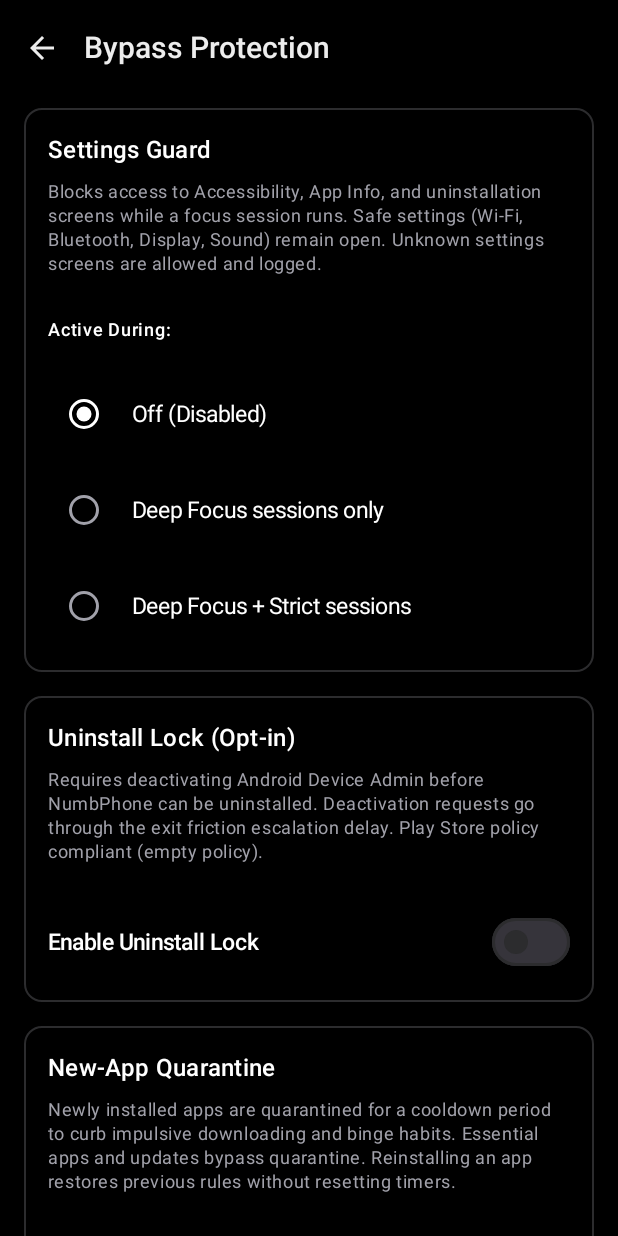
After one commit to kaladharroyal/Numbphone, an Android app built with Jetpack Compose: the BypassProtectionScreen screen opened through its navigation route, on a phone screen of 412 x 824 dp. The commit adds this screen. Run offline under Robolectric (Android 15) with nearby library versions, the phone set to English and light mode, and no system bars; our stand-ins replace Dagger/Hilt's generated code, Room's generated code.

Commit message:
feat(ui): M21 BypassProtectionScreen, apps list quarantine filter, and diagnostics telemetry

```diff
--- a/app/src/main/java/com/minimalphone/MinimalPhoneNavHost.kt
+++ b/app/src/main/java/com/minimalphone/MinimalPhoneNavHost.kt
@@ -41,6 +41,7 @@ sealed class Screen(val route: String) {
     data object Diagnostics : Screen("diagnostics")
     data object Settings : Screen("settings")
     data object Onboarding : Screen("onboarding")
+    data object BypassProtection : Screen("bypass_protection")
 }
 
 @HiltViewModel
@@ -132,6 +133,9 @@ fun MinimalPhoneNavHost(
                 onNavigateToDiagnostics = {
                     navController.navigate(Screen.Diagnostics.route)
                 },
+                onNavigateToBypassProtection = {
+                    navController.navigate(Screen.BypassProtection.route)
+                },
                 onNavigateToOnboarding = {
                     navController.navigate(Screen.Onboarding.route) {
                         popUpTo(Screen.Home.route) { inclusive = false }
@@ -174,6 +178,14 @@ fun MinimalPhoneNavHost(
                 }
             )
         }
+
+        composable(Screen.BypassProtection.route) {
+            com.minimalphone.feature.settings.BypassProtectionScreen(
+                onBack = {
+                    navController.popBackStack()
+                }
+            )
+        }
     }
 }
 }
--- /dev/null
+++ b/feature/settings/src/main/java/com/minimalphone/feature/settings/BypassProtectionScreen.kt
@@ -0,0 +1,238 @@
+package com.minimalphone.feature.settings
+
+import android.app.Activity
+import android.app.admin.DevicePolicyManager
+import android.content.ComponentName
+import android.content.Intent
+import androidx.activity.compose.rememberLauncherForActivityResult
+import androidx.activity.result.contract.ActivityResultContracts
+import androidx.compose.foundation.border
+import androidx.compose.foundation.clickable
+import androidx.compose.foundation.layout.Arrangement
+import androidx.compose.foundation.layout.Column
+import androidx.compose.foundation.layout.ColumnScope
+import androidx.compose.foundation.layout.Row
+import androidx.compose.foundation.layout.Spacer
+import androidx.compose.foundation.layout.fillMaxSize
+import androidx.compose.foundation.layout.fillMaxWidth
+import androidx.compose.foundation.layout.height
+import androidx.compose.foundation.layout.padding
+import androidx.compose.foundation.rememberScrollState
+import androidx.compose.foundation.shape.RoundedCornerShape
+import androidx.compose.foundation.verticalScroll
+import androidx.compose.material.icons.Icons
+import androidx.compose.material.icons.automirrored.filled.ArrowBack
+import androidx.compose.material3.ExperimentalMaterial3Api
+import androidx.compose.material3.Icon
+import androidx.compose.material3.IconButton
+import androidx.compose.material3.MaterialTheme
+import androidx.compose.material3.RadioButton
+import androidx.compose.material3.Scaffold
+import androidx.compose.material3.Switch
+import androidx.compose.material3.Text
+import androidx.compose.material3.TopAppBar
+import androidx.compose.material3.TopAppBarDefaults
+import androidx.compose.runtime.Composable
+import androidx.compose.runtime.LaunchedEffect
+import androidx.compose.runtime.getValue
+import androidx.compose.ui.Alignment
+import androidx.compose.ui.Modifier
+import androidx.compose.ui.platform.LocalContext
+import androidx.compose.ui.text.font.FontWeight
+import androidx.compose.ui.unit.dp
+import androidx.hilt.navigation.compose.hiltViewModel
+import androidx.lifecycle.compose.collectAsStateWithLifecycle
+import com.minimalphone.core.common.DeviceAdminHelper
+import com.minimalphone.core.model.QuarantineHours
+import com.minimalphone.core.model.SettingsGuardMode
+
+@OptIn(ExperimentalMaterial3Api::class)
+@Composable
+fun BypassProtectionScreen(
+    onBack: () -> Unit,
+    viewModel: BypassProtectionViewModel = hiltViewModel()
+) {
+    val uiState by viewModel.uiState.collectAsStateWithLifecycle()
+    val context = LocalContext.current
+
+    val adminLauncher = rememberLauncherForActivityResult(
+        ActivityResultContracts.StartActivityForResult()
+    ) { result ->
+        if (result.resultCode == Activity.RESULT_OK) {
+            viewModel.onAdminEnabled()
+        }
+    }
+
+    LaunchedEffect(viewModel.requestEnableAdmin) {
+        viewModel.requestEnableAdmin.collect {
+            val intent = Intent(DevicePolicyManager.ACTION_ADD_DEVICE_ADMIN).apply {
+                putExtra(
+                    DevicePolicyManager.EXTRA_DEVICE_ADMIN,
+                    DeviceAdminHelper.getAdminComponentName(context)
+                )
+                putExtra(
+                    DevicePolicyManager.EXTRA_ADD_EXPLANATION,
+                    "Prevents NumbPhone from being uninstalled while Uninstall Lock is active."
+                )
+            }
+            adminLauncher.launch(intent)
+        }
+    }
+
+    Scaffold(
+        topBar = {
+            TopAppBar(
+                title = { Text("Bypass Protection", style = MaterialTheme.typography.titleLarge) },
+                navigationIcon = {
+                    IconButton(onClick = onBack) {
+                        Icon(Icons.AutoMirrored.Filled.ArrowBack, contentDescription = "Back")
+                    }
+                },
+                colors = TopAppBarDefaults.topAppBarColors(
+                    containerColor = MaterialTheme.colorScheme.background
+                )
+            )
+        }
+    ) { padding ->
+        Column(
+            modifier = Modifier
+                .fillMaxSize()
+                .padding(padding)
+                .verticalScroll(rememberScrollState())
+                .padding(horizontal = 16.dp, vertical = 8.dp),
+            verticalArrangement = Arrangement.spacedBy(16.dp)
+        ) {
+            // ─── Settings Guard ───
+            GuardCard(title = "Settings Guard") {
+                Text(
+                    text = "Blocks access to Accessibility, App Info, and uninstallation screens while a focus session runs. Safe settings (Wi-Fi, Bluetooth, Display, Sound) remain open. Unknown settings screens are allowed and logged.",
+                    style = MaterialTheme.typography.bodySmall,
+                    color = MaterialTheme.colorScheme.onSurfaceVariant
+                )
+                Spacer(Modifier.height(12.dp))
+                Text("Active During:", style = MaterialTheme.typography.labelMedium)
+                Spacer(Modifier.height(4.dp))
+                listOf(
+                    SettingsGuardMode.OFF to "Off (Disabled)",
+                    SettingsGuardMode.DEEP to "Deep Focus sessions only",
+                    SettingsGuardMode.DEEP_AND_STRICT to "Deep Focus + Strict sessions"
+                ).forEach { (mode, label) ->
+                    Row(
+                        verticalAlignment = Alignment.CenterVertically,
+                        modifier = Modifier
+                            .fillMaxWidth()
+                            .clickable { viewModel.updateSettingsGuardMode(mode) }
+                            .padding(vertical = 4.dp)
+                    ) {
+                        RadioButton(
+                            selected = uiState.settingsGuardMode == mode,
+                            onClick = { viewModel.updateSettingsGuardMode(mode) }
+                        )
+                        Text(
+                            text = label,
+                            style = MaterialTheme.typography.bodyMedium,
+                            modifier = Modifier.padding(start = 8.dp)
+                        )
+                    }
+                }
+            }
+
+            // ─── Uninstall Lock ───
+            GuardCard(title = "Uninstall Lock (Opt-in)") {
+                Text(
+                    text = "Requires deactivating Android Device Admin before NumbPhone can be uninstalled. Deactivation requests go through the exit friction escalation delay. Play Store policy compliant (empty policy).",
+                    style = MaterialTheme.typography.bodySmall,
+                    color = MaterialTheme.colorScheme.onSurfaceVariant
+                )
+                Spacer(Modifier.height(12.dp))
+                Row(
+                    verticalAlignment = Alignment.CenterVertically,
+                    horizontalArrangement = Arrangement.SpaceBetween,
+                    modifier = Modifier.fillMaxWidth()
+                ) {
+                    Column(Modifier.weight(1f)) {
+                        Text(
+                            text = "Enable Uninstall Lock",
+                            style = MaterialTheme.typography.bodyMedium,
+                            fontWeight = FontWeight.Medium
+                        )
+                        if (uiState.isDeviceAdminActive) {
+                            Text(
+                                text = "Device Admin Active",
+                                style = MaterialTheme.typography.bodySmall,
+                                color = MaterialTheme.colorScheme.primary
+                            )
+                        }
+                    }
+                    Switch(
+                        checked = uiState.uninstallLockEnabled && uiState.isDeviceAdminActive,
+                        onCheckedChange = { viewModel.updateUninstallLock(it) }
+                    )
+                }
+            }
+
+            // ─── New-App Quarantine ───
+            GuardCard(title = "New-App Quarantine") {
+                Text(
+                    text = "Newly installed apps are quarantined for a cooldown period to curb impulsive downloading and binge habits. Essential apps and updates bypass quarantine. Reinstalling an app restores previous rules without resetting timers.",
+                    style = MaterialTheme.typography.bodySmall,
+                    color = MaterialTheme.colorScheme.onSurfaceVariant
+                )
+                if (uiState.quarantinedAppsCount > 0) {
+                    Spacer(Modifier.height(6.dp))
+                    Text(
+                        text = "${uiState.quarantinedAppsCount} app(s) currently in quarantine",
+                        style = MaterialTheme.typography.bodySmall,
+                        color = MaterialTheme.colorScheme.error
+                    )
+                }
+                Spacer(Modifier.height(12.dp))
+                Text("Quarantine Hold Duration:", style = MaterialTheme.typography.labelMedium)
+                Spacer(Modifier.height(4.dp))
+                listOf(
+                    QuarantineHours.OFF to "Off (Immediate Access)",
+                    QuarantineHours.ONE to "1 Hour",
+                    QuarantineHours.TWENTY_FOUR to "24 Hours (Recommended)",
+                    QuarantineHours.SEVENTY_TWO to "72 Hours (Strict)"
+                ).forEach { (hours, label) ->
+                    Row(
+                        verticalAlignment = Alignment.CenterVertically,
+                        modifier = Modifier
+                            .fillMaxWidth()
+                            .clickable { viewModel.updateQuarantineHours(hours) }
+                            .padding(vertical = 4.dp)
+                    ) {
+                        RadioButton(
+                            selected = uiState.quarantineHours == hours,
+                            onClick = { viewModel.updateQuarantineHours(hours) }
+                        )
+                        Text(
+                            text = label,
+                            style = MaterialTheme.typography.bodyMedium,
+                            modifier = Modifier.padding(start = 8.dp)
+                        )
+                    }
+                }
+            }
+
+            Spacer(Modifier.height(24.dp))
+        }
+    }
+}
+
+@Composable
+private fun GuardCard(
+    title: String,
+    content: @Composable ColumnScope.() -> Unit
+) {
+    Column(
+        modifier = Modifier
+            .fillMaxWidth()
+            .border(1.dp, MaterialTheme.colorScheme.outline, RoundedCornerShape(12.dp))
+            .padding(16.dp),
+        verticalArrangement = Arrangement.spacedBy(8.dp)
+    ) {
+        Text(title, style = MaterialTheme.typography.titleMedium, fontWeight = FontWeight.SemiBold)
+        content()
+    }
+}
--- /dev/null
+++ b/feature/settings/src/main/java/com/minimalphone/feature/settings/BypassProtectionViewModel.kt
@@ -0,0 +1,85 @@
+package com.minimalphone.feature.settings
+
+import android.app.admin.DevicePolicyManager
+import android.content.ComponentName
+import android.content.Context
+import androidx.lifecycle.ViewModel
+import androidx.lifecycle.viewModelScope
+import com.minimalphone.core.data.repository.AppRuleRepository
+import com.minimalphone.core.data.repository.SettingsRepository
+import com.minimalphone.core.model.QuarantineHours
+import com.minimalphone.core.model.SettingsGuardMode
+import com.minimalphone.core.common.DeviceAdminHelper
+import dagger.hilt.android.lifecycle.HiltViewModel
+import dagger.hilt.android.qualifiers.ApplicationContext
+import kotlinx.coroutines.flow.MutableSharedFlow
+import kotlinx.coroutines.flow.SharingStarted
+import kotlinx.coroutines.flow.asSharedFlow
+import kotlinx.coroutines.flow.combine
+import kotlinx.coroutines.flow.stateIn
+import kotlinx.coroutines.launch
+import javax.inject.Inject
+
+data class BypassProtectionUiState(
+    val settingsGuardMode: SettingsGuardMode = SettingsGuardMode.OFF,
+    val quarantineHours: QuarantineHours = QuarantineHours.TWENTY_FOUR,
+    val uninstallLockEnabled: Boolean = false,
+    val isDeviceAdminActive: Boolean = false,
+    val quarantinedAppsCount: Int = 0
+)
+
+@HiltViewModel
+class BypassProtectionViewModel @Inject constructor(
+    @ApplicationContext private val context: Context,
+    private val settingsRepository: SettingsRepository,
+    private val appRuleRepository: AppRuleRepository
+) : ViewModel() {
+
+    private val _requestEnableAdmin = MutableSharedFlow<Unit>()
+    val requestEnableAdmin = _requestEnableAdmin.asSharedFlow()
+
+    val uiState = combine(
+        settingsRepository.settingsGuardMode,
+        settingsRepository.quarantineHours,
+        settingsRepository.uninstallLockEnabled,
+        appRuleRepository.observeQuarantinedCount()
+    ) { guardMode, qHours, uninstallLock, quarantinedCount ->
+        val dpm = context.getSystemService(Context.DEVICE_POLICY_SERVICE) as? DevicePolicyManager
+        val adminComponent = DeviceAdminHelper.getAdminComponentName(context)
+        val isAdminActive = dpm?.isAdminActive(adminComponent) ?: false
+
+        BypassProtectionUiState(
+            settingsGuardMode = guardMode,
+            quarantineHours = qHours,
+            uninstallLockEnabled = uninstallLock,
+            isDeviceAdminActive = isAdminActive,
+            quarantinedAppsCount = quarantinedCount
+        )
+    }.stateIn(
+        viewModelScope,
+        SharingStarted.WhileSubscribed(5000),
+        BypassProtectionUiState()
+    )
+
+    fun updateSettingsGuardMode(mode: SettingsGuardMode) {
+        viewModelScope.launch { settingsRepository.setSettingsGuardMode(mode) }
+    }
+
+    fun updateQuarantineHours(hours: QuarantineHours) {
+        viewModelScope.launch { settingsRepository.setQuarantineHours(hours) }
+    }
+
+    fun updateUninstallLock(enabled: Boolean) {
+        viewModelScope.launch {
+            if (enabled) {
+                _requestEnableAdmin.emit(Unit)
+            } else {
+                settingsRepository.setUninstallLockEnabled(false)
+            }
+        }
+    }
+
+    fun onAdminEnabled() {
+        viewModelScope.launch { settingsRepository.setUninstallLockEnabled(true) }
+    }
+}
```
Also changed, not shown: feature/appslist/src/main/java/com/minimalphone/feature/appslist/AppsManagementScreen.kt (+24 -2 lines), feature/appslist/src/main/java/com/minimalphone/feature/appslist/AppsManagementViewModel.kt (+32 -9 lines), feature/settings/src/main/java/com/minimalphone/feature/settings/DiagnosticsScreen.kt (+35 -0 lines), feature/settings/src/main/java/com/minimalphone/feature/settings/DiagnosticsViewModel.kt (+23 -2 lines), feature/settings/src/main/java/com/minimalphone/feature/settings/SettingsScreen.kt (+11 -0 lines).
